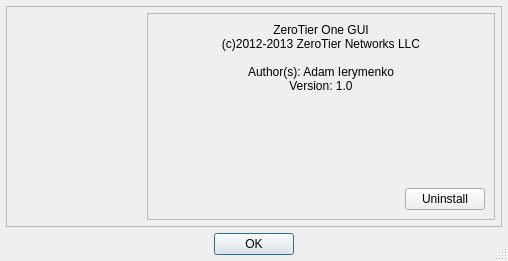
Above: ZeroTierUI/aboutwindow.ui from zerotier/ZeroTierOne before the change. Below: the same form after it.
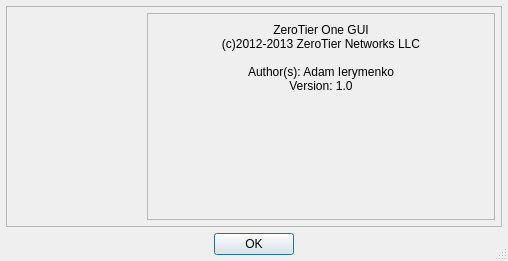
That is the form after the change. Icons and pictures are not drawn.

```diff
--- a/ZeroTierUI/aboutwindow.ui
+++ b/ZeroTierUI/aboutwindow.ui
@@ -197,16 +197,6 @@
               </property>
              </spacer>
             </item>
-            <item>
-             <widget class="QPushButton" name="uninstallButton">
-              <property name="text">
-               <string>Uninstall</string>
-              </property>
-              <property name="autoDefault">
-               <bool>false</bool>
-              </property>
-             </widget>
-            </item>
            </layout>
           </widget>
          </item>
```
